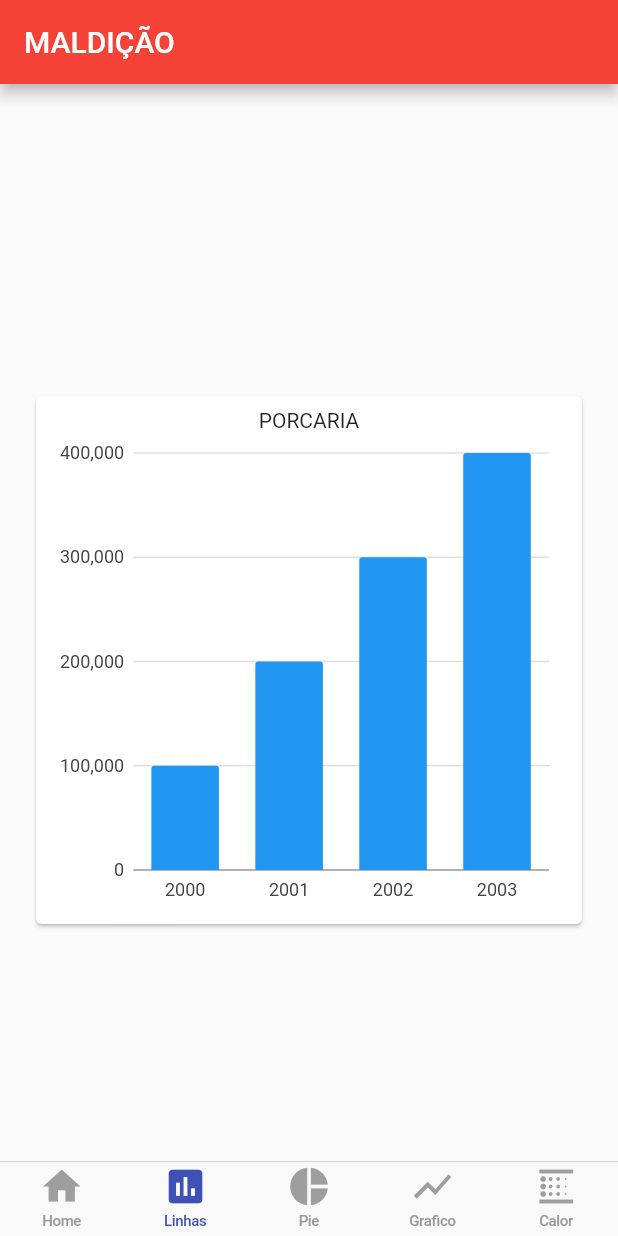
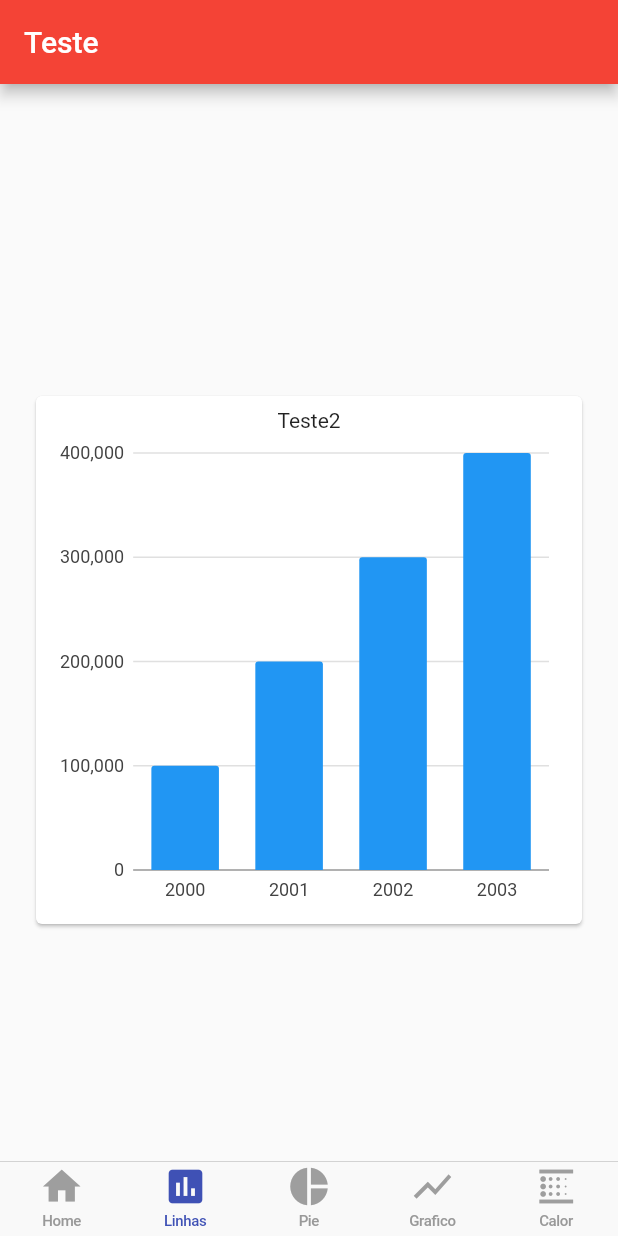
Before and after one commit to njamhour/Linkatech-TCC, a Flutter app: the screen it shows once a user with an empty profile is signed in, item 2 of the bottom bar chosen, on a phone screen of 412 x 824 dp. Run offline on Flutter 3.47's test engine with Material 2 defaults, Android fonts, the phone set to English and light mode, and no system bars; our stand-ins replace charts_flutter, cloud_firestore, firebase_auth, google_sign_in, sqflite; missing offline and left inert: flutter_facebook_login; accounts and stored records are empty.

Commit message:
Inicio graficos

```diff
--- a/LinkaTech-Flutter-Firebase/linkatech_ff/lib/app/home/piezos/piezo_linhas.dart
+++ b/LinkaTech-Flutter-Firebase/linkatech_ff/lib/app/home/piezos/piezo_linhas.dart
@@ -38,7 +38,7 @@ class PiezoLinhas extends StatelessWidget {
     return Scaffold(
       appBar: AppBar(
         backgroundColor: Colors.red,
-        title: Text('MALDIÇÃO'),
+        title: Text('Teste'),
       ),
       body: Center(
         child: PiezoLinhasChart(data: data),
--- a/LinkaTech-Flutter-Firebase/linkatech_ff/lib/app/home/piezos/piezo_linhas_chart.dart
+++ b/LinkaTech-Flutter-Firebase/linkatech_ff/lib/app/home/piezos/piezo_linhas_chart.dart
@@ -26,7 +26,7 @@ class PiezoLinhasChart extends StatelessWidget {
           child: Column(
             children: <Widget>[
               Text(
-                'PORCARIA',
+                'Teste2',
                 style: Theme.of(context).textTheme.bodyText2,
               ),
               Expanded(
```
